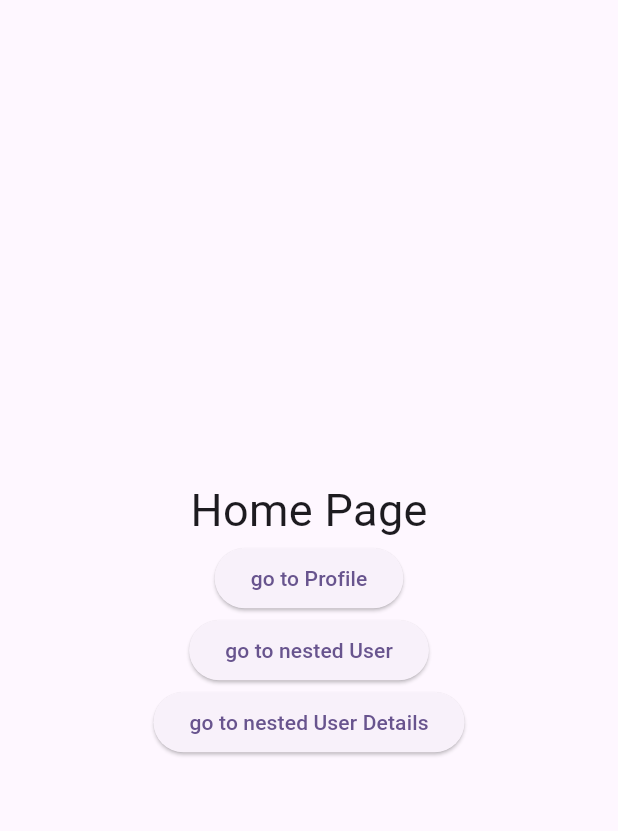
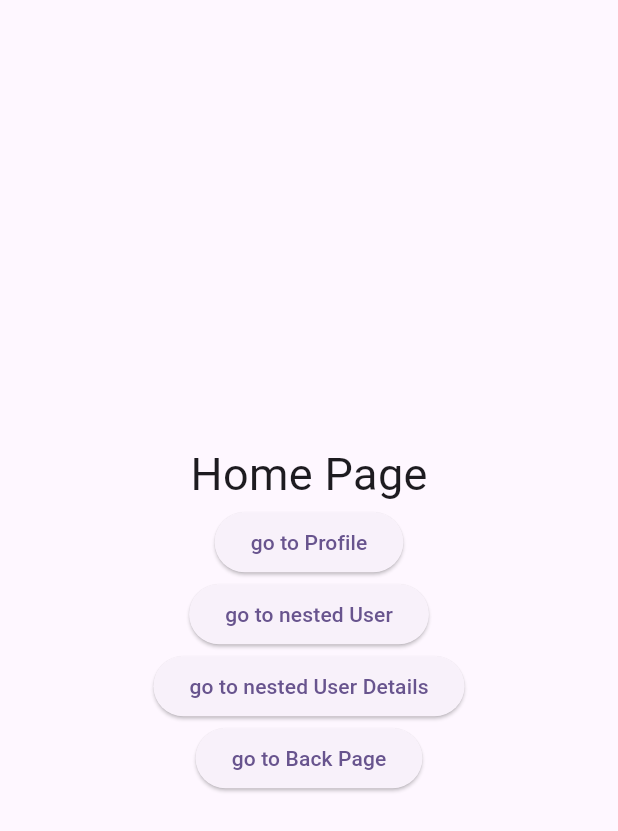
Before and after one commit to Ramesh-Kaushika/Fitness_Planner_App05, a Flutter app: the screen it shows after launch, on a phone screen of 412 x 824 dp. Shown: the top 831 px of the screen. Run offline on Flutter 3.47's test engine with Material 3 defaults, Android fonts, the phone set to English and light mode, and no system bars; our stand-ins replace go_router.

Commit message:
done all routes

```diff
--- /dev/null
+++ b/lib/data/person.dart
@@ -0,0 +1,3 @@
+class UserData{
+  static bool isUserLogedIn =true;
+}
--- a/lib/home_page_no_state.dart
+++ b/lib/home_page_no_state.dart
@@ -1,4 +1,4 @@
-import 'package:flutter/foundation.dart';
+
 import 'package:flutter/material.dart';
 
 
--- a/lib/pages/main_page.dart
+++ b/lib/pages/main_page.dart
@@ -35,13 +35,19 @@ class MainPage extends StatelessWidget {
             onPressed: () {
               // GoRouter.of(context).go("/userdetails",
               //     extra: {"name": "Ramesh Kaushika", "ageUser": 12,});
-            String name = Uri.encodeComponent("Ramesh Kaushika");  // Encode the name to handle spaces and special characters
-            int userAge = 21;
+              String name = Uri.encodeComponent(
+                  "Ramesh Kaushika"); // Encode the name to handle spaces and special characters
+              int userAge = 21;
 
-            GoRouter.of(context).go("/userdetails/$name/$userAge");
-
+              GoRouter.of(context).go("/userdetails/$name/$userAge");
             },
             child: const Text("go to nested User Details"),
+          ),
+          ElevatedButton(
+            onPressed: () {
+              GoRouter.of(context).push("/back");
+            },
+            child: const Text("go to Back Page"),
           ),
         ],
       ),
--- a/lib/router/router.dart
+++ b/lib/router/router.dart
@@ -1,3 +1,6 @@
+import 'package:fitness_planner/data/person.dart';
+import 'package:fitness_planner/pages/back.dart';
+import 'package:fitness_planner/pages/login_page.dart';
 import 'package:fitness_planner/pages/main_page.dart';
 import 'package:fitness_planner/pages/profile_page.dart';
 import 'package:fitness_planner/pages/user_det.dart';
@@ -18,6 +21,24 @@ class RouterClass {
         ),
       );
     },
+//redirect to login page is ufer is not login
+    redirect: (context, state) {
+      bool isUserLoggedIn = UserData.isUserLogedIn;
+
+      // Redirect to login page if the user is not logged in and trying to access a restricted page
+      if (!isUserLoggedIn && state.uri.toString() != '/login') {
+        return '/login';
+      }
+
+      // Redirect to home page if the user is logged in and trying to access the login page
+      if (isUserLoggedIn && state.uri.toString() == '/login') {
+        return '/';
+      }
+
+      // Otherwise, allow navigation to the requested route
+      return null;
+    },
+
     routes: [
       //Home Page
       GoRoute(
@@ -68,6 +89,20 @@ class RouterClass {
             age: int.parse(state.pathParameters['userAge']!),
           );
         },
+      ),
+      GoRoute(
+        path: "/login",
+        name: RouterNames.login,
+        builder: (context, state) {
+          return const LoginPage();
+        },
+      ),
+      GoRoute(
+        path: "/back",
+        name: RouterNames.back,
+        builder: (context, state) {
+          return const BackPage();
+        },
       )
     ],
   );
--- a/lib/router/router_names.dart
+++ b/lib/router/router_names.dart
@@ -1,3 +1,5 @@
 class RouterNames {
   static const String profile = "profile";
+  static const String login = "login";
+   static const String back = "back";
 }
```
Also changed, not shown: lib/pages/back.dart (added, +15 -0 lines).
